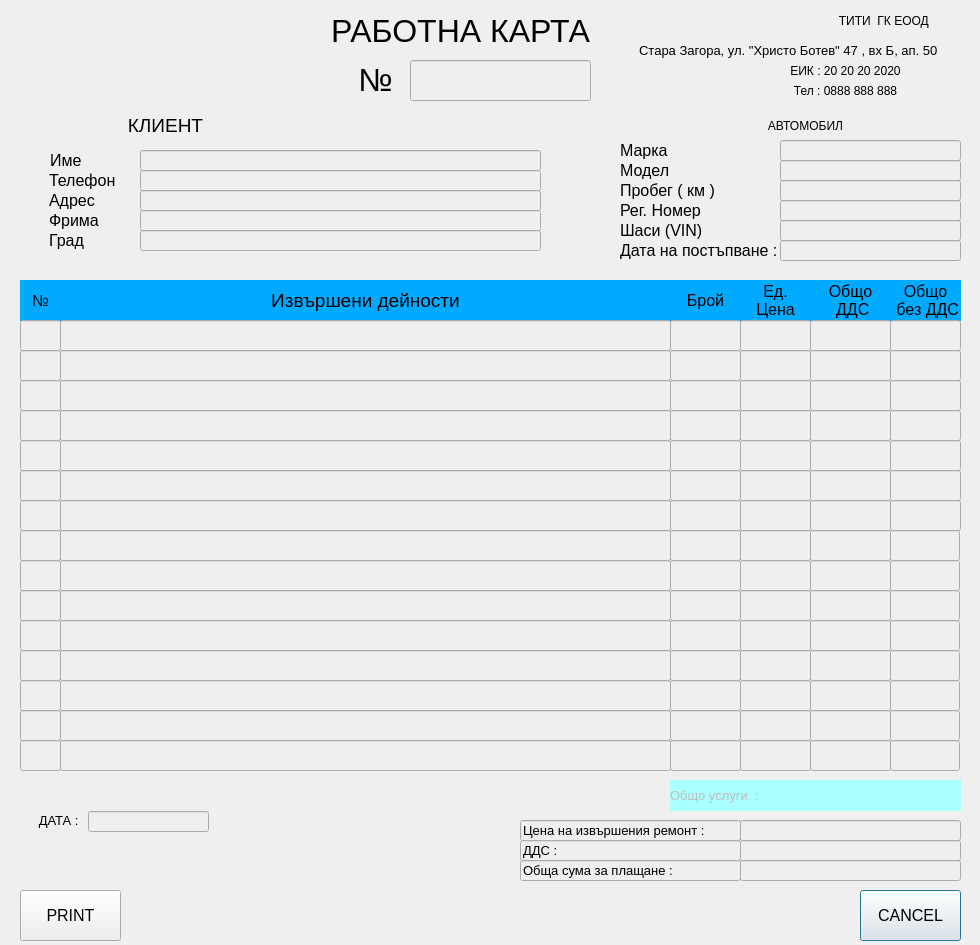
The window that printformat.ui (JohnnyBrawo/CarServ) describes before a commit, drawn with Qt 5.
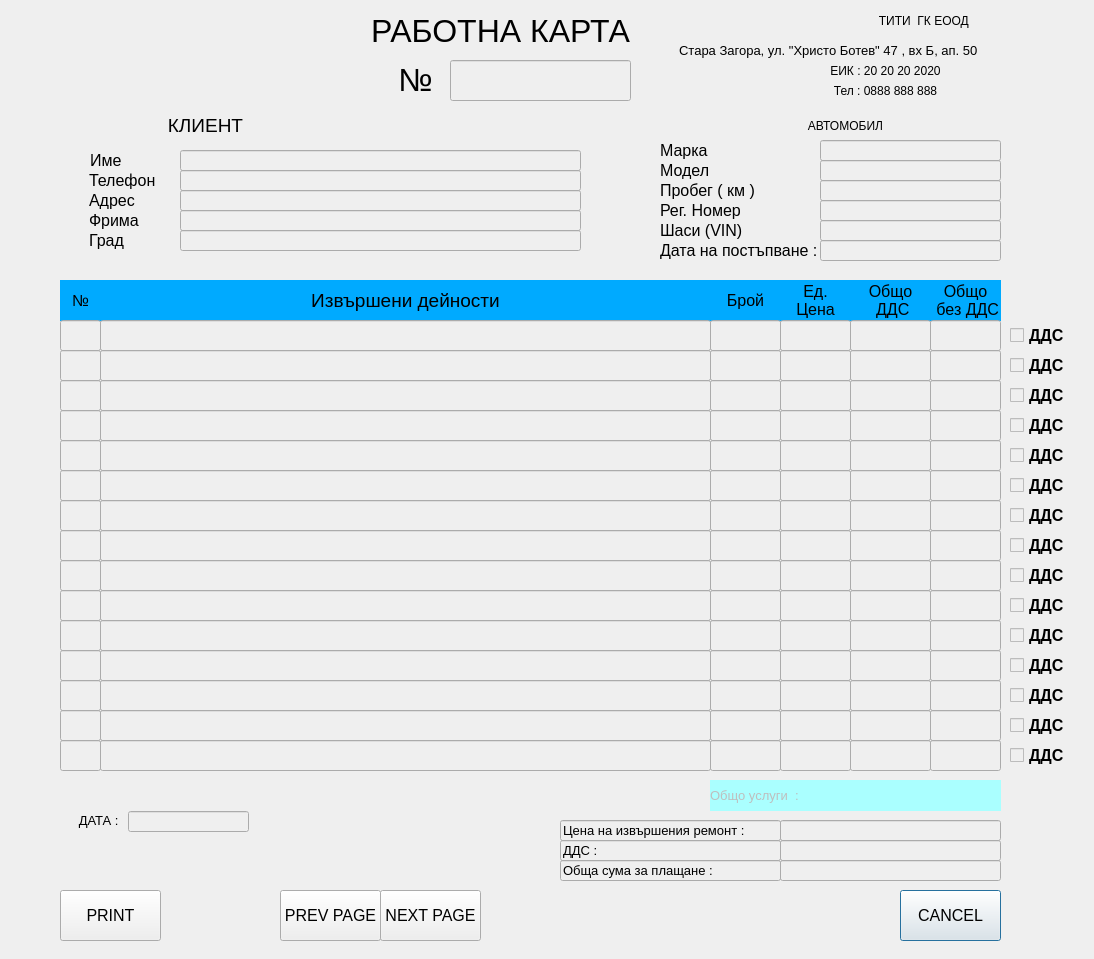
The same window after the commit.

Commit message: Change some records and page relations. Add Repair pages.

```diff
--- a/printformat.ui
+++ b/printformat.ui
@@ -6,8 +6,8 @@
    <rect>
     <x>0</x>
     <y>0</y>
-    <width>980</width>
-    <height>945</height>
+    <width>1094</width>
+    <height>959</height>
    </rect>
   </property>
   <property name="windowTitle">
@@ -19,7 +19,7 @@
   <widget class="QLineEdit" name="lineEdit_TotalRepairCost">
    <property name="geometry">
     <rect>
-     <x>520</x>
+     <x>560</x>
      <y>820</y>
      <width>221</width>
      <height>21</height>
@@ -37,7 +37,7 @@
   <widget class="QLineEdit" name="lineEdit_TotalRepairCost_Value">
    <property name="geometry">
     <rect>
-     <x>740</x>
+     <x>780</x>
      <y>820</y>
      <width>221</width>
      <height>21</height>
@@ -55,7 +55,7 @@
   <widget class="QLabel" name="L_Date">
    <property name="geometry">
     <rect>
-     <x>20</x>
+     <x>60</x>
      <y>810</y>
      <width>81</width>
      <height>21</height>
@@ -83,7 +83,7 @@
   <widget class="QLabel" name="L_RepairNumber">
    <property name="geometry">
     <rect>
-     <x>20</x>
+     <x>60</x>
      <y>280</y>
      <width>41</width>
      <height>41</height>
@@ -107,7 +107,7 @@
   <widget class="QLineEdit" name="T_AutoModel">
    <property name="geometry">
     <rect>
-     <x>780</x>
+     <x>820</x>
      <y>160</y>
      <width>181</width>
      <height>21</height>
@@ -128,7 +128,7 @@
   <widget class="QLabel" name="L_RepairDescription">
    <property name="geometry">
     <rect>
-     <x>60</x>
+     <x>100</x>
      <y>280</y>
      <width>611</width>
      <height>41</height>
@@ -152,7 +152,7 @@
   <widget class="QLineEdit" name="lineEdit_DDS_CostValue">
    <property name="geometry">
     <rect>
-     <x>740</x>
+     <x>780</x>
      <y>840</y>
      <width>221</width>
      <height>21</height>
@@ -170,7 +170,7 @@
   <widget class="QLabel" name="L_KlientName">
    <property name="geometry">
     <rect>
-     <x>50</x>
+     <x>90</x>
      <y>150</y>
      <width>91</width>
      <height>21</height>
@@ -191,7 +191,7 @@
   <widget class="QLabel" name="L_AutoMilage">
    <property name="geometry">
     <rect>
-     <x>620</x>
+     <x>660</x>
      <y>180</y>
      <width>111</width>
      <height>21</height>
@@ -212,7 +212,7 @@
   <widget class="QLineEdit" name="lineEdit_1_NUM">
    <property name="geometry">
     <rect>
-     <x>20</x>
+     <x>60</x>
      <y>320</y>
      <width>41</width>
      <height>31</height>
@@ -227,7 +227,7 @@
   <widget class="QLabel" name="L_AutoVIN">
    <property name="geometry">
     <rect>
-     <x>620</x>
+     <x>660</x>
      <y>220</y>
      <width>111</width>
      <height>21</height>
@@ -248,7 +248,7 @@
   <widget class="QLineEdit" name="T_KlientFirm">
    <property name="geometry">
     <rect>
-     <x>140</x>
+     <x>180</x>
      <y>210</y>
      <width>401</width>
      <height>21</height>
@@ -269,7 +269,7 @@
   <widget class="QLabel" name="L_FirmName">
    <property name="geometry">
     <rect>
-     <x>810</x>
+     <x>850</x>
      <y>10</y>
      <width>151</width>
      <height>21</height>
@@ -288,7 +288,7 @@
   <widget class="QLineEdit" name="T_WorkCard_Nubmer">
    <property name="geometry">
     <rect>
-     <x>410</x>
+     <x>450</x>
      <y>60</y>
      <width>181</width>
      <height>41</height>
@@ -309,7 +309,7 @@
   <widget class="QLabel" name="L_KlientAdress">
    <property name="geometry">
     <rect>
-     <x>49</x>
+     <x>89</x>
      <y>190</y>
      <width>91</width>
      <height>21</height>
@@ -330,7 +330,7 @@
   <widget class="QLabel" name="L_AutoinfoLabel">
    <property name="geometry">
     <rect>
-     <x>730</x>
+     <x>770</x>
      <y>110</y>
      <width>151</width>
      <height>31</height>
@@ -349,7 +349,7 @@
   <widget class="QLabel" name="L_RepairPartsCount">
    <property name="geometry">
     <rect>
-     <x>670</x>
+     <x>710</x>
      <y>280</y>
      <width>71</width>
      <height>41</height>
@@ -382,7 +382,7 @@
   <widget class="QLineEdit" name="T_AutoRegNumber">
    <property name="geometry">
     <rect>
-     <x>780</x>
+     <x>820</x>
      <y>200</y>
      <width>181</width>
      <height>21</height>
@@ -403,7 +403,7 @@
   <widget class="QLabel" name="L_ClientLabel">
    <property name="geometry">
     <rect>
-     <x>90</x>
+     <x>130</x>
      <y>110</y>
      <width>151</width>
      <height>31</height>
@@ -434,7 +434,7 @@
    </property>
    <property name="geometry">
     <rect>
-     <x>670</x>
+     <x>710</x>
      <y>780</y>
      <width>141</width>
      <height>31</height>
@@ -455,7 +455,7 @@
   <widget class="QLabel" name="L_KlientPhone">
    <property name="geometry">
     <rect>
-     <x>49</x>
+     <x>89</x>
      <y>170</y>
      <width>91</width>
      <height>21</height>
@@ -476,7 +476,7 @@
   <widget class="QLineEdit" name="T_KlientAdress">
    <property name="geometry">
     <rect>
-     <x>140</x>
+     <x>180</x>
      <y>190</y>
      <width>401</width>
      <height>21</height>
@@ -497,7 +497,7 @@
   <widget class="QLineEdit" name="T_AutoMarka">
    <property name="geometry">
     <rect>
-     <x>780</x>
+     <x>820</x>
      <y>140</y>
      <width>181</width>
      <height>21</height>
@@ -515,7 +515,7 @@
   <widget class="QLabel" name="L_RepairsSinglePrice">
    <property name="geometry">
     <rect>
-     <x>740</x>
+     <x>780</x>
      <y>280</y>
      <width>71</width>
      <height>41</height>
@@ -543,7 +543,7 @@
    </property>
    <property name="geometry">
     <rect>
-     <x>810</x>
+     <x>850</x>
      <y>780</y>
      <width>151</width>
      <height>31</height>
@@ -564,7 +564,7 @@
   <widget class="QLabel" name="L_FirmAdress">
    <property name="geometry">
     <rect>
-     <x>620</x>
+     <x>660</x>
      <y>30</y>
      <width>321</width>
      <height>41</height>
@@ -585,7 +585,7 @@
   <widget class="QLineEdit" name="lineEdit_1_SPrice">
    <property name="geometry">
     <rect>
-     <x>740</x>
+     <x>780</x>
      <y>320</y>
      <width>71</width>
      <height>31</height>
@@ -600,7 +600,7 @@
   <widget class="QLineEdit" name="lineEdit_TotalPay_Value">
    <property name="geometry">
     <rect>
-     <x>740</x>
+     <x>780</x>
      <y>860</y>
      <width>221</width>
      <height>21</height>
@@ -618,7 +618,7 @@
   <widget class="QLineEdit" name="T_KlientCity">
    <property name="geometry">
     <rect>
-     <x>140</x>
+     <x>180</x>
      <y>230</y>
      <width>401</width>
      <height>21</height>
@@ -639,7 +639,7 @@
   <widget class="QLabel" name="L_AutoRepairDate">
    <property name="geometry">
     <rect>
-     <x>620</x>
+     <x>660</x>
      <y>240</y>
      <width>160</width>
      <height>21</height>
@@ -660,7 +660,7 @@
   <widget class="QLineEdit" name="T_KlientName">
    <property name="geometry">
     <rect>
-     <x>140</x>
+     <x>180</x>
      <y>150</y>
      <width>401</width>
      <height>21</height>
@@ -678,7 +678,7 @@
   <widget class="QLabel" name="L_AutoRegNubmer">
    <property name="geometry">
     <rect>
-     <x>620</x>
+     <x>660</x>
      <y>200</y>
      <width>111</width>
      <height>21</height>
@@ -699,7 +699,7 @@
   <widget class="QLineEdit" name="T_AutoMilage">
    <property name="geometry">
     <rect>
-     <x>780</x>
+     <x>820</x>
      <y>180</y>
      <width>181</width>
      <height>21</height>
@@ -720,7 +720,7 @@
   <widget class="QLineEdit" name="lineEdit_TotalToPay">
    <property name="geometry">
     <rect>
-     <x>520</x>
+     <x>560</x>
      <y>860</y>
      <width>221</width>
      <height>21</height>
@@ -738,7 +738,7 @@
   <widget class="QLabel" name="L_AutoModel">
    <property name="geometry">
     <rect>
-     <x>620</x>
+     <x>660</x>
      <y>160</y>
      <width>111</width>
      <height>21</height>
@@ -759,7 +759,7 @@
   <widget class="QLineEdit" name="T_AutoVIN">
    <property name="geometry">
     <rect>
-     <x>780</x>
+     <x>820</x>
      <y>220</y>
      <width>181</width>
      <height>21</height>
@@ -780,7 +780,7 @@
   <widget class="QLabel" name="L_WorkCard">
    <property name="geometry">
     <rect>
-     <x>330</x>
+     <x>370</x>
      <y>10</y>
      <width>261</width>
      <height>41</height>
@@ -801,7 +801,7 @@
   <widget class="QLineEdit" name="lineEdit_1_CNT">
    <property name="geometry">
     <rect>
-     <x>670</x>
+     <x>710</x>
      <y>320</y>
      <width>71</width>
      <height>31</height>
@@ -816,7 +816,7 @@
   <widget class="QLabel" name="L_KlientCity">
    <property name="geometry">
     <rect>
-     <x>49</x>
+     <x>89</x>
      <y>230</y>
      <width>91</width>
      <height>21</height>
@@ -837,7 +837,7 @@
   <widget class="QLabel" name="L_RepairTotalCost">
    <property name="geometry">
     <rect>
-     <x>810</x>
+     <x>850</x>
      <y>280</y>
      <width>81</width>
      <height>41</height>
@@ -862,7 +862,7 @@
   <widget class="QLabel" name="L_AutoMarka">
    <property name="geometry">
     <rect>
-     <x>620</x>
+     <x>660</x>
      <y>140</y>
      <width>111</width>
      <height>21</height>
@@ -883,7 +883,7 @@
   <widget class="QLineEdit" name="lineEdit_1_Total_DDS">
    <property name="geometry">
     <rect>
-     <x>810</x>
+     <x>850</x>
      <y>320</y>
      <width>81</width>
      <height>31</height>
@@ -898,7 +898,7 @@
   <widget class="QPushButton" name="B_PrintCancel">
    <property name="geometry">
     <rect>
-     <x>860</x>
+     <x>900</x>
      <y>890</y>
      <width>101</width>
      <height>51</height>
@@ -916,7 +916,7 @@
   <widget class="QLabel" name="L_KlientFirm">
    <property name="geometry">
     <rect>
-     <x>49</x>
+     <x>89</x>
      <y>210</y>
      <width>91</width>
      <height>21</height>
@@ -937,7 +937,7 @@
   <widget class="QLineEdit" name="lineEdit_DDS_Cost">
    <property name="geometry">
     <rect>
-     <x>520</x>
+     <x>560</x>
      <y>840</y>
      <width>221</width>
      <height>21</height>
@@ -955,7 +955,7 @@
   <widget class="QLabel" name="L_WorkKardNumber">
    <property name="geometry">
     <rect>
-     <x>350</x>
+     <x>390</x>
      <y>50</y>
      <width>51</width>
      <height>61</height>
@@ -976,7 +976,7 @@
   <widget class="QLabel" name="L_FirmEIK">
    <property name="geometry">
     <rect>
-     <x>770</x>
+     <x>810</x>
      <y>60</y>
      <width>151</width>
      <height>21</height>
@@ -995,7 +995,7 @@
   <widget class="QLineEdit" name="T_DateRepair">
    <property name="geometry">
     <rect>
-     <x>780</x>
+     <x>820</x>
      <y>240</y>
      <width>181</width>
      <height>21</height>
@@ -1016,7 +1016,7 @@
   <widget class="QLineEdit" name="T_KlientPhone">
    <property name="geometry">
     <rect>
-     <x>140</x>
+     <x>180</x>
      <y>170</y>
      <width>401</width>
      <height>21</height>
@@ -1037,7 +1037,7 @@
   <widget class="QLabel" name="L_FirmPhone">
    <property name="geometry">
     <rect>
-     <x>770</x>
+     <x>810</x>
      <y>80</y>
      <width>151</width>
      <height>21</height>
@@ -1056,7 +1056,7 @@
   <widget class="QLineEdit" name="lineEdit_1_Descr">
    <property name="geometry">
     <rect>
-     <x>60</x>
+     <x>100</x>
      <y>320</y>
      <width>611</width>
      <height>31</height>
@@ -1074,7 +1074,7 @@
   <widget class="QPushButton" name="B_PrintDocument">
    <property name="geometry">
     <rect>
-     <x>20</x>
+     <x>60</x>
      <y>890</y>
      <width>101</width>
      <height>51</height>
@@ -1092,7 +1092,7 @@
   <widget class="QLineEdit" name="lineEdit_2_SPrice">
    <property name="geometry">
     <rect>
-     <x>740</x>
+     <x>780</x>
      <y>350</y>
      <width>71</width>
      <height>31</height>
@@ -1107,7 +1107,7 @@
   <widget class="QLineEdit" name="lineEdit_2_CNT">
    <property name="geometry">
     <rect>
-     <x>670</x>
+     <x>710</x>
      <y>350</y>
      <width>71</width>
      <height>31</height>
@@ -1122,7 +1122,7 @@
   <widget class="QLineEdit" name="lineEdit_2_Descr">
    <property name="geometry">
     <rect>
-     <x>60</x>
+     <x>100</x>
      <y>350</y>
      <width>611</width>
      <height>31</height>
@@ -1140,7 +1140,7 @@
   <widget class="QLineEdit" name="lineEdit_2_NUM">
    <property name="geometry">
     <rect>
-     <x>20</x>
+     <x>60</x>
      <y>350</y>
      <width>41</width>
      <height>31</height>
@@ -1155,7 +1155,7 @@
   <widget class="QLineEdit" name="lineEdit_2_Total_DDS">
    <property name="geometry">
     <rect>
-     <x>810</x>
+     <x>850</x>
      <y>350</y>
      <width>81</width>
      <height>31</height>
@@ -1170,7 +1170,7 @@
   <widget class="QLineEdit" name="lineEdit_3_CNT">
    <property name="geometry">
     <rect>
-     <x>670</x>
+     <x>710</x>
      <y>380</y>
      <width>71</width>
      <height>31</height>
@@ -1185,7 +1185,7 @@
   <widget class="QLineEdit" name="lineEdit_3_SPrice">
    <property name="geometry">
     <rect>
-     <x>740</x>
+     <x>780</x>
      <y>380</y>
      <width>71</width>
      <height>31</height>
@@ -1200,7 +1200,7 @@
   <widget class="QLineEdit" name="lineEdit_3_NUM">
    <property name="geometry">
     <rect>
-     <x>20</x>
+     <x>60</x>
      <y>380</y>
      <width>41</width>
      <height>31</height>
@@ -1215,7 +1215,7 @@
   <widget class="QLineEdit" name="lineEdit_3_Descr">
    <property name="geometry">
     <rect>
-     <x>60</x>
+     <x>100</x>
      <y>380</y>
      <width>611</width>
      <height>31</height>
@@ -1230,7 +1230,7 @@
   <widget class="QLineEdit" name="lineEdit_3_Total_DDS">
    <property name="geometry">
     <rect>
-     <x>810</x>
+     <x>850</x>
      <y>380</y>
      <width>81</width>
      <height>31</height>
@@ -1245,7 +1245,7 @@
   <widget class="QLineEdit" name="lineEdit_4_SPrice">
    <property name="geometry">
     <rect>
-     <x>740</x>
+     <x>780</x>
      <y>410</y>
      <width>71</width>
      <height>31</height>
@@ -1260,7 +1260,7 @@
   <widget class="QLineEdit" name="lineEdit_4_Total_DDS">
    <property name="geometry">
     <rect>
-     <x>810</x>
+     <x>850</x>
      <y>410</y>
      <width>81</width>
      <height>31</height>
@@ -1275,7 +1275,7 @@
   <widget class="QLineEdit" name="lineEdit_4_CNT">
    <property name="geometry">
     <rect>
-     <x>670</x>
+     <x>710</x>
      <y>410</y>
      <width>71</width>
      <height>31</height>
@@ -1290,7 +1290,7 @@
   <widget class="QLineEdit" name="lineEdit_4_NUM">
    <property name="geometry">
     <rect>
-     <x>20</x>
+     <x>60</x>
      <y>410</y>
      <width>41</width>
      <height>31</height>
@@ -1305,7 +1305,7 @@
   <widget class="QLineEdit" name="lineEdit_4_Descr">
    <property name="geometry">
     <rect>
-     <x>60</x>
+     <x>100</x>
      <y>410</y>
      <width>611</width>
      <height>31</height>
@@ -1320,7 +1320,7 @@
   <widget class="QLineEdit" name="lineEdit_5_CNT">
    <property name="geometry">
     <rect>
-     <x>670</x>
+     <x>710</x>
      <y>440</y>
      <width>71</width>
      <height>31</height>
@@ -1335,7 +1335,7 @@
   <widget class="QLineEdit" name="lineEdit_5_Total_DDS">
    <property name="geometry">
     <rect>
-     <x>810</x>
+     <x>850</x>
      <y>440</y>
      <width>81</width>
      <height>31</height>
@@ -1350,7 +1350,7 @@
   <widget class="QLineEdit" name="lineEdit_5_NUM">
    <property name="geometry">
     <rect>
-     <x>20</x>
+     <x>60</x>
      <y>440</y>
      <width>41</width>
      <height>31</height>
@@ -1365,7 +1365,7 @@
   <widget class="QLineEdit" name="lineEdit_5_SPrice">
    <property name="geometry">
     <rect>
-     <x>740</x>
+     <x>780</x>
      <y>440</y>
      <width>71</width>
      <height>31</height>
@@ -1380,7 +1380,7 @@
   <widget class="QLineEdit" name="lineEdit_5_Descr">
    <property name="geometry">
     <rect>
-     <x>60</x>
+     <x>100</x>
      <y>440</y>
      <width>611</width>
      <height>31</height>
@@ -1395,7 +1395,7 @@
   <widget class="QLineEdit" name="lineEdit_6_NUM">
    <property name="geometry">
     <rect>
-     <x>20</x>
+     <x>60</x>
      <y>470</y>
      <width>41</width>
      <height>31</height>
@@ -1410,7 +1410,7 @@
   <widget class="QLineEdit" name="lineEdit_6_SPrice">
    <property name="geometry">
     <rect>
-     <x>740</x>
+     <x>780</x>
      <y>470</y>
      <width>71</width>
      <height>31</height>
@@ -1425,7 +1425,7 @@
   <widget class="QLineEdit" name="lineEdit_6_CNT">
    <property name="geometry">
     <rect>
-     <x>670</x>
+     <x>710</x>
      <y>470</y>
      <width>71</width>
      <height>31</height>
@@ -1440,7 +1440,7 @@
   <widget class="QLineEdit" name="lineEdit_6_Total_DDS">
    <property name="geometry">
     <rect>
-     <x>810</x>
+     <x>850</x>
      <y>470</y>
      <width>81</width>
      <height>31</height>
@@ -1455,7 +1455,7 @@
   <widget class="QLineEdit" name="lineEdit_6_Descr">
    <property name="geometry">
     <rect>
-     <x>60</x>
+     <x>100</x>
      <y>470</y>
      <width>611</width>
      <height>31</height>
@@ -1470,7 +1470,7 @@
   <widget class="QLineEdit" name="lineEdit_7_Total_DDS">
    <property name="geometry">
     <rect>
-     <x>810</x>
+     <x>850</x>
      <y>500</y>
      <width>81</width>
      <height>31</height>
@@ -1485,7 +1485,7 @@
   <widget class="QLineEdit" name="lineEdit_7_SPrice">
    <property name="geometry">
     <rect>
-     <x>740</x>
+     <x>780</x>
      <y>500</y>
      <width>71</width>
      <height>31</height>
@@ -1500,7 +1500,7 @@
   <widget class="QLineEdit" name="lineEdit_7_CNT">
    <property name="geometry">
     <rect>
-     <x>670</x>
+     <x>710</x>
      <y>500</y>
      <width>71</width>
      <height>31</height>
@@ -1515,7 +1515,7 @@
   <widget class="QLineEdit" name="lineEdit_7_Descr">
    <property name="geometry">
     <rect>
-     <x>60</x>
+     <x>100</x>
      <y>500</y>
      <width>611</width>
      <height>31</height>
@@ -1530,7 +1530,7 @@
   <widget class="QLineEdit" name="lineEdit_7_NUM">
    <property name="geometry">
     <rect>
-     <x>20</x>
+     <x>60</x>
      <y>500</y>
      <width>41</width>
      <height>31</height>
@@ -1545,7 +1545,7 @@
   <widget class="QLineEdit" name="lineEdit_8_Total_DDS">
    <property name="geometry">
     <rect>
-     <x>810</x>
+     <x>850</x>
      <y>530</y>
      <width>81</width>
      <height>31</height>
@@ -1560,7 +1560,7 @@
   <widget class="QLineEdit" name="lineEdit_8_Descr">
    <property name="geometry">
     <rect>
-     <x>60</x>
+     <x>100</x>
      <y>530</y>
      <width>611</width>
      <height>31</height>
@@ -1575,7 +1575,7 @@
   <widget class="QLineEdit" name="lineEdit_8_CNT">
    <property name="geometry">
     <rect>
-     <x>670</x>
+     <x>710</x>
      <y>530</y>
      <width>71</width>
      <height>31</height>
@@ -1590,7 +1590,7 @@
   <widget class="QLineEdit" name="lineEdit_8_SPrice">
    <property name="geometry">
     <rect>
-     <x>740</x>
+     <x>780</x>
      <y>530</y>
      <width>71</width>
      <height>31</height>
@@ -1605,7 +1605,7 @@
   <widget class="QLineEdit" name="lineEdit_8_NUM">
    <property name="geometry">
     <rect>
-     <x>20</x>
+     <x>60</x>
      <y>530</y>
      <width>41</width>
      <height>31</height>
@@ -1620,7 +1620,7 @@
   <widget class="QLineEdit" name="lineEdit_9_SPrice">
    <property name="geometry">
     <rect>
-     <x>740</x>
+     <x>780</x>
      <y>560</y>
      <width>71</width>
      <height>31</height>
@@ -1635,7 +1635,7 @@
   <widget class="QLineEdit" name="lineEdit_9_Total_DDS">
    <property name="geometry">
     <rect>
-     <x>810</x>
+     <x>850</x>
      <y>560</y>
      <width>81</width>
      <height>31</height>
@@ -1650,7 +1650,7 @@
   <widget class="QLineEdit" name="lineEdit_9_Descr">
    <property name="geometry">
     <rect>
-     <x>60</x>
+     <x>100</x>
      <y>560</y>
      <width>611</width>
      <height>31</height>
@@ -1665,7 +1665,7 @@
   <widget class="QLineEdit" name="lineEdit_9_NUM">
    <property name="geometry">
     <rect>
-     <x>20</x>
+     <x>60</x>
      <y>560</y>
      <width>41</width>
      <height>31</height>
@@ -1680,7 +1680,7 @@
   <widget class="QLineEdit" name="lineEdit_9_CNT">
    <property name="geometry">
     <rect>
-     <x>670</x>
+     <x>710</x>
      <y>560</y>
      <width>71</width>
      <height>31</height>
@@ -1695,7 +1695,7 @@
   <widget class="QLineEdit" name="lineEdit_10_SPrice">
    <property name="geometry">
     <rect>
-     <x>740</x>
+     <x>780</x>
      <y>590</y>
      <width>71</width>
      <height>31</height>
@@ -1710,7 +1710,7 @@
   <widget class="QLineEdit" name="lineEdit_10_Total_DDS">
    <property name="geometry">
     <rect>
-     <x>810</x>
+     <x>850</x>
      <y>590</y>
      <width>81</width>
      <height>31</height>
@@ -1725,7 +1725,7 @@
   <widget class="QLineEdit" name="lineEdit_10_NUM">
    <property name="geometry">
     <rect>
-     <x>20</x>
+     <x>60</x>
      <y>590</y>
      <width>41</width>
      <height>31</height>
@@ -1740,7 +1740,7 @@
   <widget class="QLineEdit" name="lineEdit_10_CNT">
    <property name="geometry">
     <rect>
-     <x>670</x>
+     <x>710</x>
      <y>590</y>
      <width>71</width>
      <height>31</height>
@@ -1755,7 +1755,7 @@
   <widget class="QLineEdit" name="lineEdit_10_Descr">
    <property name="geometry">
     <rect>
-     <x>60</x>
+     <x>100</x>
      <y>590</y>
      <width>611</width>
      <height>31</height>
@@ -1770,7 +1770,7 @@
   <widget class="QLineEdit" name="lineEdit_11_CNT">
    <property name="geometry">
     <rect>
-     <x>670</x>
+     <x>710</x>
      <y>620</y>
      <width>71</width>
      <height>31</height>
@@ -1785,7 +1785,7 @@
   <widget class="QLineEdit" name="lineEdit_11_Total_DDS">
    <property name="geometry">
     <rect>
-     <x>810</x>
+     <x>850</x>
      <y>620</y>
      <width>81</width>
      <height>31</height>
@@ -1800,7 +1800,7 @@
   <widget class="QLineEdit" name="lineEdit_11_NUM">
    <property name="geometry">
     <rect>
-     <x>20</x>
+     <x>60</x>
      <y>620</y>
      <width>41</width>
      <height>31</height>
@@ -1815,7 +1815,7 @@
   <widget class="QLineEdit" name="lineEdit_11_Descr">
    <property name="geometry">
     <rect>
-     <x>60</x>
+     <x>100</x>
      <y>620</y>
      <width>611</width>
      <height>31</height>
@@ -1830,7 +1830,7 @@
   <widget class="QLineEdit" name="lineEdit_11_SPrice">
    <property name="geometry">
     <rect>
-     <x>740</x>
+     <x>780</x>
      <y>620</y>
      <width>71</width>
      <height>31</height>
@@ -1845,7 +1845,7 @@
   <widget class="QLineEdit" name="lineEdit_12_Descr">
    <property name="geometry">
     <rect>
-     <x>60</x>
+     <x>100</x>
      <y>650</y>
      <width>611</width>
      <height>31</height>
@@ -1860,7 +1860,7 @@
   <widget class="QLineEdit" name="lineEdit_12_NUM">
    <property name="geometry">
     <rect>
-     <x>20</x>
+     <x>60</x>
      <y>650</y>
      <width>41</width>
      <height>31</height>
@@ -1875,7 +1875,7 @@
   <widget class="QLineEdit" name="lineEdit_12_SPrice">
    <property name="geometry">
     <rect>
-     <x>740</x>
+     <x>780</x>
      <y>650</y>
      <width>71</width>
      <height>31</height>
@@ -1890,7 +1890,7 @@
   <widget class="QLineEdit" name="lineEdit_12_Total_DDS">
    <property name="geometry">
     <rect>
-     <x>810</x>
+     <x>850</x>
      <y>650</y>
      <width>81</width>
      <height>31</height>
@@ -1905,7 +1905,7 @@
   <widget class="QLineEdit" name="lineEdit_12_CNT">
    <property name="geometry">
     <rect>
-     <x>670</x>
+     <x>710</x>
      <y>650</y>
      <width>71</width>
      <height>31</height>
@@ -1920,7 +1920,7 @@
   <widget class="QLineEdit" name="lineEdit_13_Descr">
    <property name="geometry">
     <rect>
-     <x>60</x>
+     <x>100</x>
      <y>680</y>
      <width>611</width>
      <height>31</height>
@@ -1935,7 +1935,7 @@
   <widget class="QLineEdit" name="lineEdit_13_Total_DDS">
    <property name="geometry">
     <rect>
-     <x>810</x>
+     <x>850</x>
      <y>680</y>
      <width>81</width>
      <height>31</height>
@@ -1950,7 +1950,7 @@
   <widget class="QLineEdit" name="lineEdit_13_CNT">
    <property name="geometry">
     <rect>
-     <x>670</x>
+     <x>710</x>
      <y>680</y>
      <width>71</width>
      <height>31</height>
@@ -1965,7 +1965,7 @@
   <widget class="QLineEdit" name="lineEdit_13_NUM">
    <property name="geometry">
     <rect>
-     <x>20</x>
+     <x>60</x>
      <y>680</y>
      <width>41</width>
      <height>31</height>
@@ -1980,7 +1980,7 @@
   <widget class="QLineEdit" name="lineEdit_13_SPrice">
    <property name="geometry">
     <rect>
-     <x>740</x>
+     <x>780</x>
      <y>680</y>
      <width>71</width>
      <height>31</height>
@@ -1995,7 +1995,7 @@
   <widget class="QLineEdit" name="lineEdit_14_CNT">
    <property name="geometry">
     <rect>
-     <x>670</x>
+     <x>710</x>
      <y>710</y>
      <width>71</width>
      <height>31</height>
@@ -2010,7 +2010,7 @@
   <widget class="QLineEdit" name="lineEdit_14_Total_DDS">
    <property name="geometry">
     <rect>
-     <x>810</x>
+     <x>850</x>
      <y>710</y>
      <width>81</width>
      <height>31</height>
@@ -2025,7 +2025,7 @@
   <widget class="QLineEdit" name="lineEdit_14_Descr">
    <property name="geometry">
     <rect>
-     <x>60</x>
+     <x>100</x>
      <y>710</y>
      <width>611</width>
      <height>31</height>
@@ -2040,7 +2040,7 @@
   <widget class="QLineEdit" name="lineEdit_14_SPrice">
    <property name="geometry">
     <rect>
-     <x>740</x>
+     <x>780</x>
      <y>710</y>
      <width>71</width>
      <height>31</height>
@@ -2055,7 +2055,7 @@
   <widget class="QLineEdit" name="lineEdit_14_NUM">
    <property name="geometry">
     <rect>
-     <x>20</x>
+     <x>60</x>
      <y>710</y>
      <width>41</width>
      <height>31</height>
@@ -2070,7 +2070,7 @@
   <widget class="QLineEdit" name="lineEdit_15_Total_DDS">
    <property name="geometry">
     <rect>
-     <x>810</x>
+     <x>850</x>
      <y>740</y>
      <width>81</width>
      <height>31</height>
@@ -2085,7 +2085,7 @@
   <widget class="QLineEdit" name="lineEdit_15_Descr">
    <property name="geometry">
     <rect>
-     <x>60</x>
+     <x>100</x>
      <y>740</y>
      <width>611</width>
      <height>31</height>
@@ -2100,7 +2100,7 @@
   <widget class="QLineEdit" name="lineEdit_15_NUM">
    <property name="geometry">
     <rect>
-     <x>20</x>
+     <x>60</x>
      <y>740</y>
      <width>41</width>
      <height>31</height>
@@ -2115,7 +2115,7 @@
   <widget class="QLineEdit" name="lineEdit_15_CNT">
    <property name="geometry">
     <rect>
-     <x>670</x>
+     <x>710</x>
      <y>740</y>
      <width>71</width>
      <height>31</height>
@@ -2130,7 +2130,7 @@
   <widget class="QLineEdit" name="lineEdit_15_SPrice">
    <property name="geometry">
     <rect>
-     <x>740</x>
+     <x>780</x>
      <y>740</y>
      <width>71</width>
      <height>31</height>
@@ -2145,7 +2145,7 @@
   <widget class="QLineEdit" name="T_Data">
    <property name="geometry">
     <rect>
-     <x>88</x>
+     <x>128</x>
      <y>811</y>
      <width>121</width>
      <height>21</height>
@@ -2160,7 +2160,7 @@
   <widget class="QLabel" name="L_RepairTotalCost_2">
    <property name="geometry">
     <rect>
-     <x>890</x>
+     <x>930</x>
      <y>280</y>
      <width>71</width>
      <height>41</height>
@@ -2185,7 +2185,7 @@
   <widget class="QLineEdit" name="lineEdit_1_Total_No_DDS">
    <property name="geometry">
     <rect>
-     <x>890</x>
+     <x>930</x>
      <y>320</y>
      <width>71</width>
      <height>31</height>
@@ -2200,7 +2200,7 @@
   <widget class="QLineEdit" name="lineEdit_2_Total_No_DDS">
    <property name="geometry">
     <rect>
-     <x>890</x>
+     <x>930</x>
      <y>350</y>
      <width>71</width>
      <height>31</height>
@@ -2215,7 +2215,7 @@
   <widget class="QLineEdit" name="lineEdit_3_Total_No_DDS">
    <property name="geometry">
     <rect>
-     <x>890</x>
+     <x>930</x>
      <y>380</y>
      <width>71</width>
      <height>31</height>
@@ -2230,7 +2230,7 @@
   <widget class="QLineEdit" name="lineEdit_4_Total_No_DDS">
    <property name="geometry">
     <rect>
-     <x>890</x>
+     <x>930</x>
      <y>410</y>
      <width>71</width>
      <height>31</height>
@@ -2245,7 +2245,7 @@
   <widget class="QLineEdit" name="lineEdit_5_Total_No_DDS">
    <property name="geometry">
     <rect>
-     <x>890</x>
+     <x>930</x>
      <y>440</y>
      <width>71</width>
      <height>31</height>
@@ -2260,7 +2260,7 @@
   <widget class="QLineEdit" name="lineEdit_6_Total_No_DDS">
    <property name="geometry">
     <rect>
-     <x>890</x>
+     <x>930</x>
      <y>470</y>
      <width>71</width>
      <height>31</height>
@@ -2275,7 +2275,7 @@
   <widget class="QLineEdit" name="lineEdit_7_Total_No_DDS">
    <property name="geometry">
     <rect>
-     <x>890</x>
+     <x>930</x>
      <y>500</y>
      <width>71</width>
      <height>31</height>
@@ -2290,9 +2290,9 @@
   <widget class="QLineEdit" name="lineEdit_8_Total_No_DDS">
    <property name="geometry">
     <rect>
-     <x>890</x>
+     <x>930</x>
      <y>530</y>
-     <width>70</width>
+     <width>71</width>
      <height>31</height>
     </rect>
    </property>
@@ -2305,9 +2305,9 @@
   <widget class="QLineEdit" name="lineEdit_9_Total_No_DDS">
    <property name="geometry">
     <rect>
-     <x>890</x>
+     <x>930</x>
      <y>560</y>
-     <width>70</width>
+     <width>71</width>
      <height>31</height>
     </rect>
    </property>
@@ -2320,9 +2320,9 @@
   <widget class="QLineEdit" name="lineEdit_10_Total_No_DDS">
    <property name="geometry">
     <rect>
-     <x>890</x>
+     <x>930</x>
      <y>590</y>
-     <width>70</width>
+     <width>71</width>
      <height>31</height>
     </rect>
    </property>
@@ -2335,9 +2335,9 @@
   <widget class="QLineEdit" name="lineEdit_11_Total_No_DDS">
    <property name="geometry">
     <rect>
-     <x>890</x>
+     <x>930</x>
      <y>620</y>
-     <width>70</width>
+     <width>71</width>
      <height>31</height>
     </rect>
    </property>
@@ -2350,9 +2350,9 @@
   <widget class="QLineEdit" name="lineEdit_12_Total_No_DDS">
    <property name="geometry">
     <rect>
-     <x>890</x>
+     <x>930</x>
      <y>650</y>
-     <width>70</width>
+     <width>71</width>
      <height>31</height>
     </rect>
    </property>
@@ -2365,9 +2365,9 @@
   <widget class="QLineEdit" name="lineEdit_13_Total_No_DDS">
    <property name="geometry">
     <rect>
-     <x>890</x>
+     <x>930</x>
      <y>680</y>
-     <width>70</width>
+     <width>71</width>
      <height>31</height>
     </rect>
    </property>
@@ -2380,9 +2380,9 @@
   <widget class="QLineEdit" name="lineEdit_14_Total_No_DDS">
    <property name="geometry">
     <rect>
-     <x>890</x>
+     <x>930</x>
      <y>710</y>
-     <width>70</width>
+     <width>71</width>
      <height>31</height>
     </rect>
    </property>
@@ -2395,9 +2395,9 @@
   <widget class="QLineEdit" name="lineEdit_15_Total_No_DDS">
    <property name="geometry">
     <rect>
-     <x>890</x>
+     <x>930</x>
      <y>740</y>
-     <width>70</width>
+     <width>71</width>
      <height>31</height>
     </rect>
    </property>
@@ -2407,6 +2407,342 @@
     </font>
    </property>
   </widget>
+  <widget class="QCheckBox" name="Check_DDS_1">
+   <property name="geometry">
+    <rect>
+     <x>1010</x>
+     <y>320</y>
+     <width>70</width>
+     <height>31</height>
+    </rect>
+   </property>
+   <property name="font">
+    <font>
+     <pointsize>12</pointsize>
+     <weight>75</weight>
+     <bold>true</bold>
+    </font>
+   </property>
+   <property name="text">
+    <string>ДДС</string>
+   </property>
+  </widget>
+  <widget class="QCheckBox" name="Check_DDS_2">
+   <property name="geometry">
+    <rect>
+     <x>1010</x>
+     <y>350</y>
+     <width>70</width>
+     <height>31</height>
+    </rect>
+   </property>
+   <property name="font">
+    <font>
+     <pointsize>12</pointsize>
+     <weight>75</weight>
+     <bold>true</bold>
+    </font>
+   </property>
+   <property name="text">
+    <string>ДДС</string>
+   </property>
+  </widget>
+  <widget class="QCheckBox" name="Check_DDS_3">
+   <property name="geometry">
+    <rect>
+     <x>1010</x>
+     <y>380</y>
+     <width>70</width>
+     <height>31</height>
+    </rect>
+   </property>
+   <property name="font">
+    <font>
+     <pointsize>12</pointsize>
+     <weight>75</weight>
+     <bold>true</bold>
+    </font>
+   </property>
+   <property name="text">
+    <string>ДДС</string>
+   </property>
+  </widget>
+  <widget class="QCheckBox" name="Check_DDS_4">
+   <property name="geometry">
+    <rect>
+     <x>1010</x>
+     <y>410</y>
+     <width>70</width>
+     <height>31</height>
+    </rect>
+   </property>
+   <property name="font">
+    <font>
+     <pointsize>12</pointsize>
+     <weight>75</weight>
+     <bold>true</bold>
+    </font>
+   </property>
+   <property name="text">
+    <string>ДДС</string>
+   </property>
+  </widget>
+  <widget class="QCheckBox" name="Check_DDS_5">
+   <property name="geometry">
+    <rect>
+     <x>1010</x>
+     <y>440</y>
+     <width>70</width>
+     <height>31</height>
+    </rect>
+   </property>
+   <property name="font">
+    <font>
+     <pointsize>12</pointsize>
+     <weight>75</weight>
+     <bold>true</bold>
+    </font>
+   </property>
+   <property name="text">
+    <string>ДДС</string>
+   </property>
+  </widget>
+  <widget class="QCheckBox" name="Check_DDS_6">
+   <property name="geometry">
+    <rect>
+     <x>1010</x>
+     <y>470</y>
+     <width>70</width>
+     <height>31</height>
+    </rect>
+   </property>
+   <property name="font">
+    <font>
+     <pointsize>12</pointsize>
+     <weight>75</weight>
+     <bold>true</bold>
+    </font>
+   </property>
+   <property name="text">
+    <string>ДДС</string>
+   </property>
+  </widget>
+  <widget class="QCheckBox" name="Check_DDS_7">
+   <property name="geometry">
+    <rect>
+     <x>1010</x>
+     <y>500</y>
+     <width>70</width>
+     <height>31</height>
+    </rect>
+   </property>
+   <property name="font">
+    <font>
+     <pointsize>12</pointsize>
+     <weight>75</weight>
+     <bold>true</bold>
+    </font>
+   </property>
+   <property name="text">
+    <string>ДДС</string>
+   </property>
+  </widget>
+  <widget class="QCheckBox" name="Check_DDS_8">
+   <property name="geometry">
+    <rect>
+     <x>1010</x>
+     <y>530</y>
+     <width>70</width>
+     <height>31</height>
+    </rect>
+   </property>
+   <property name="font">
+    <font>
+     <pointsize>12</pointsize>
+     <weight>75</weight>
+     <bold>true</bold>
+    </font>
+   </property>
+   <property name="text">
+    <string>ДДС</string>
+   </property>
+  </widget>
+  <widget class="QCheckBox" name="Check_DDS_9">
+   <property name="geometry">
+    <rect>
+     <x>1010</x>
+     <y>560</y>
+     <width>70</width>
+     <height>31</height>
+    </rect>
+   </property>
+   <property name="font">
+    <font>
+     <pointsize>12</pointsize>
+     <weight>75</weight>
+     <bold>true</bold>
+    </font>
+   </property>
+   <property name="text">
+    <string>ДДС</string>
+   </property>
+  </widget>
+  <widget class="QCheckBox" name="Check_DDS_10">
+   <property name="geometry">
+    <rect>
+     <x>1010</x>
+     <y>740</y>
+     <width>70</width>
+     <height>31</height>
+    </rect>
+   </property>
+   <property name="font">
+    <font>
+     <pointsize>12</pointsize>
+     <weight>75</weight>
+     <bold>true</bold>
+    </font>
+   </property>
+   <property name="text">
+    <string>ДДС</string>
+   </property>
+  </widget>
+  <widget class="QCheckBox" name="Check_DDS_11">
+   <property name="geometry">
+    <rect>
+     <x>1010</x>
+     <y>710</y>
+     <width>70</width>
+     <height>31</height>
+    </rect>
+   </property>
+   <property name="font">
+    <font>
+     <pointsize>12</pointsize>
+     <weight>75</weight>
+     <bold>true</bold>
+    </font>
+   </property>
+   <property name="text">
+    <string>ДДС</string>
+   </property>
+  </widget>
+  <widget class="QCheckBox" name="Check_DDS_12">
+   <property name="geometry">
+    <rect>
+     <x>1010</x>
+     <y>680</y>
+     <width>70</width>
+     <height>31</height>
+    </rect>
+   </property>
+   <property name="font">
+    <font>
+     <pointsize>12</pointsize>
+     <weight>75</weight>
+     <bold>true</bold>
+    </font>
+   </property>
+   <property name="text">
+    <string>ДДС</string>
+   </property>
+  </widget>
+  <widget class="QCheckBox" name="Check_DDS_13">
+   <property name="geometry">
+    <rect>
+     <x>1010</x>
+     <y>650</y>
+     <width>70</width>
+     <height>31</height>
+    </rect>
+   </property>
+   <property name="font">
+    <font>
+     <pointsize>12</pointsize>
+     <weight>75</weight>
+     <bold>true</bold>
+    </font>
+   </property>
+   <property name="text">
+    <string>ДДС</string>
+   </property>
+  </widget>
+  <widget class="QCheckBox" name="Check_DDS_14">
+   <property name="geometry">
+    <rect>
+     <x>1010</x>
+     <y>590</y>
+     <width>70</width>
+     <height>31</height>
+    </rect>
+   </property>
+   <property name="font">
+    <font>
+     <pointsize>12</pointsize>
+     <weight>75</weight>
+     <bold>true</bold>
+    </font>
+   </property>
+   <property name="text">
+    <string>ДДС</string>
+   </property>
+  </widget>
+  <widget class="QCheckBox" name="Check_DDS_15">
+   <property name="geometry">
+    <rect>
+     <x>1010</x>
+     <y>620</y>
+     <width>70</width>
+     <height>31</height>
+    </rect>
+   </property>
+   <property name="font">
+    <font>
+     <pointsize>12</pointsize>
+     <weight>75</weight>
+     <bold>true</bold>
+    </font>
+   </property>
+   <property name="text">
+    <string>ДДС</string>
+   </property>
+  </widget>
+  <widget class="QPushButton" name="B_NextPage">
+   <property name="geometry">
+    <rect>
+     <x>380</x>
+     <y>890</y>
+     <width>101</width>
+     <height>51</height>
+    </rect>
+   </property>
+   <property name="font">
+    <font>
+     <pointsize>12</pointsize>
+    </font>
+   </property>
+   <property name="text">
+    <string>NEXT PAGE</string>
+   </property>
+  </widget>
+  <widget class="QPushButton" name="B_NextPage_2">
+   <property name="geometry">
+    <rect>
+     <x>280</x>
+     <y>890</y>
+     <width>101</width>
+     <height>51</height>
+    </rect>
+   </property>
+   <property name="font">
+    <font>
+     <pointsize>12</pointsize>
+    </font>
+   </property>
+   <property name="text">
+    <string>PREV PAGE</string>
+   </property>
+  </widget>
  </widget>
  <resources/>
  <connections/>
```
The commit also changes 17 other files.
